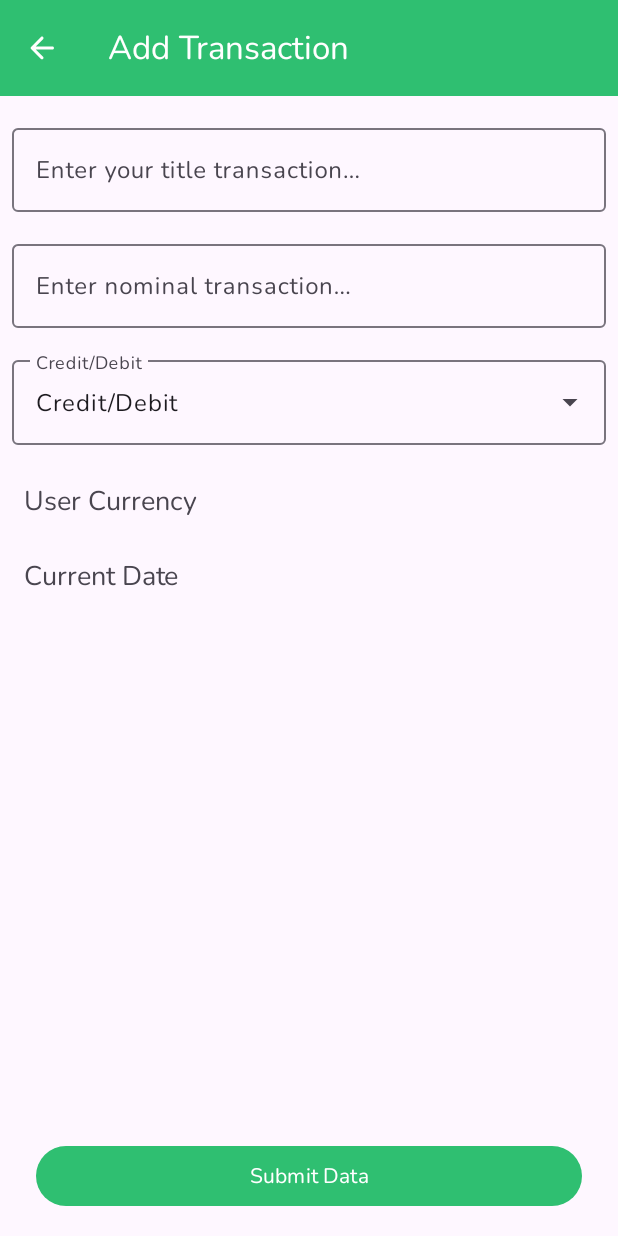
After one commit to bagussubagja/wallet-wizard-app, an Android app: the AddTransactionFragment screen opened through its navigation route, on a phone screen of 412 x 824 dp. The commit adds this screen. Run offline under Robolectric (Android 15) with nearby library versions, the light colour scheme and no system bars.

```diff
--- a/app/src/main/java/com/mantequilla/walletwizardapp/MainActivity.kt
+++ b/app/src/main/java/com/mantequilla/walletwizardapp/MainActivity.kt
@@ -20,4 +20,7 @@ class MainActivity : AppCompatActivity() {
             navController.setGraph(R.navigation.auth_nav)
         }
     }
+    override fun onSupportNavigateUp(): Boolean {
+        return navController.navigateUp() || super.onSupportNavigateUp()
+    }
 }
--- /dev/null
+++ b/app/src/main/java/com/mantequilla/walletwizardapp/fragments/AddTransactionFragment.kt
@@ -0,0 +1,38 @@
+package com.mantequilla.walletwizardapp.fragments
+
+import android.os.Bundle
+import androidx.fragment.app.Fragment
+import android.view.LayoutInflater
+import android.view.View
+import android.view.ViewGroup
+import android.widget.ArrayAdapter
+import androidx.appcompat.app.AppCompatActivity
+import androidx.core.content.ContextCompat
+import com.mantequilla.walletwizardapp.R
+import com.mantequilla.walletwizardapp.databinding.FragmentAddTransactionBinding
+class AddTransactionFragment : Fragment() {
+    private lateinit var binding : FragmentAddTransactionBinding
+    override fun onCreate(savedInstanceState: Bundle?) {
+        super.onCreate(savedInstanceState)
+    }
+    override fun onCreateView(
+        inflater: LayoutInflater, container: ViewGroup?,
+        savedInstanceState: Bundle?
+    ): View {
+        binding = FragmentAddTransactionBinding.inflate(inflater, container, false)
+        binding.materialToolbar.navigationIcon
+        return binding.root
+    }
+
+    override fun onViewCreated(view: View, savedInstanceState: Bundle?) {
+        super.onViewCreated(view, savedInstanceState)
+        (requireActivity() as AppCompatActivity).setSupportActionBar(binding.materialToolbar)
+        binding.materialToolbar.navigationIcon = ContextCompat.getDrawable(requireContext(), R.drawable.round_arrow_back_24)
+        binding.materialToolbar.setNavigationOnClickListener {
+            requireActivity().onBackPressed()
+        }
+        val transactionType = resources.getStringArray(R.array.transactionType)
+        var arrayAdapter = ArrayAdapter(requireContext(), R.layout.item_dropdown_text, transactionType)
+        binding.actvDropdownTransactionType.setAdapter(arrayAdapter)
+    }
+}
--- /dev/null
+++ b/app/src/main/res/drawable/round_arrow_back_24.xml
@@ -0,0 +1,5 @@
+<vector android:autoMirrored="true" android:height="24dp"
+    android:tint="#000000" android:viewportHeight="24"
+    android:viewportWidth="24" android:width="24dp" xmlns:android="http://schemas.android.com/apk/res/android">
+    <path android:fillColor="@android:color/white" android:pathData="M19,11H7.83l4.88,-4.88c0.39,-0.39 0.39,-1.03 0,-1.42 -0.39,-0.39 -1.02,-0.39 -1.41,0l-6.59,6.59c-0.39,0.39 -0.39,1.02 0,1.41l6.59,6.59c0.39,0.39 1.02,0.39 1.41,0 0.39,-0.39 0.39,-1.02 0,-1.41L7.83,13H19c0.55,0 1,-0.45 1,-1s-0.45,-1 -1,-1z"/>
+</vector>
--- /dev/null
+++ b/app/src/main/res/drawable/round_settings_24.xml
@@ -0,0 +1,5 @@
+<vector android:height="24dp" android:tint="#000000"
+    android:viewportHeight="24" android:viewportWidth="24"
+    android:width="24dp" xmlns:android="http://schemas.android.com/apk/res/android">
+    <path android:fillColor="@android:color/white" android:pathData="M19.5,12c0,-0.23 -0.01,-0.45 -0.03,-0.68l1.86,-1.41c0.4,-0.3 0.51,-0.86 0.26,-1.3l-1.87,-3.23c-0.25,-0.44 -0.79,-0.62 -1.25,-0.42l-2.15,0.91c-0.37,-0.26 -0.76,-0.49 -1.17,-0.68l-0.29,-2.31C14.8,2.38 14.37,2 13.87,2h-3.73C9.63,2 9.2,2.38 9.14,2.88L8.85,5.19c-0.41,0.19 -0.8,0.42 -1.17,0.68L5.53,4.96c-0.46,-0.2 -1,-0.02 -1.25,0.42L2.41,8.62c-0.25,0.44 -0.14,0.99 0.26,1.3l1.86,1.41C4.51,11.55 4.5,11.77 4.5,12s0.01,0.45 0.03,0.68l-1.86,1.41c-0.4,0.3 -0.51,0.86 -0.26,1.3l1.87,3.23c0.25,0.44 0.79,0.62 1.25,0.42l2.15,-0.91c0.37,0.26 0.76,0.49 1.17,0.68l0.29,2.31C9.2,21.62 9.63,22 10.13,22h3.73c0.5,0 0.93,-0.38 0.99,-0.88l0.29,-2.31c0.41,-0.19 0.8,-0.42 1.17,-0.68l2.15,0.91c0.46,0.2 1,0.02 1.25,-0.42l1.87,-3.23c0.25,-0.44 0.14,-0.99 -0.26,-1.3l-1.86,-1.41C19.49,12.45 19.5,12.23 19.5,12zM12.04,15.5c-1.93,0 -3.5,-1.57 -3.5,-3.5s1.57,-3.5 3.5,-3.5s3.5,1.57 3.5,3.5S13.97,15.5 12.04,15.5z"/>
+</vector>
--- /dev/null
+++ b/app/src/main/res/layout/fragment_add_transaction.xml
@@ -0,0 +1,134 @@
+<?xml version="1.0" encoding="utf-8"?>
+<androidx.constraintlayout.widget.ConstraintLayout xmlns:android="http://schemas.android.com/apk/res/android"
+    xmlns:app="http://schemas.android.com/apk/res-auto"
+    xmlns:tools="http://schemas.android.com/tools"
+    android:layout_width="match_parent"
+    android:layout_height="match_parent"
+    tools:context=".fragments.AddTransactionFragment">
+
+    <com.google.android.material.appbar.MaterialToolbar
+        android:id="@+id/materialToolbar"
+        app:title="Add Transaction"
+        app:navigationIconTint="@color/white"
+        app:titleTextColor="@color/white"
+        style="@style/Widget.Material3.ActionBar.Solid"
+        android:background="@color/greenPrimary"
+        android:layout_width="match_parent"
+        android:layout_height="wrap_content"
+        app:layout_constraintEnd_toEndOf="parent"
+        app:layout_constraintStart_toStartOf="parent"
+        app:layout_constraintTop_toTopOf="parent" />
+
+    <com.google.android.material.textfield.TextInputLayout
+        android:id="@+id/etTitleLayout"
+        android:layout_width="match_parent"
+        android:layout_height="wrap_content"
+        android:layout_marginTop="@dimen/dimen16dp"
+        android:layout_marginHorizontal="@dimen/dimen8dp"
+        android:hint="@string/title_transaction_hint"
+        app:layout_constraintEnd_toEndOf="parent"
+        app:layout_constraintStart_toStartOf="parent"
+        app:layout_constraintTop_toBottomOf="@+id/materialToolbar">
+
+        <com.google.android.material.textfield.TextInputEditText
+            android:id="@+id/etTitle"
+            android:layout_width="match_parent"
+            android:layout_height="wrap_content" />
+
+    </com.google.android.material.textfield.TextInputLayout>
+
+    <com.google.android.material.textfield.TextInputLayout
+        android:id="@+id/textInputLayout"
+        android:layout_width="match_parent"
+        android:layout_height="wrap_content"
+        android:layout_marginHorizontal="@dimen/dimen8dp"
+        android:layout_marginTop="@dimen/dimen16dp"
+        android:hint="@string/nominal_transaction_hint"
+        app:layout_constraintEnd_toEndOf="parent"
+        app:layout_constraintStart_toStartOf="parent"
+        app:layout_constraintTop_toBottomOf="@+id/etTitleLayout">
+
+        <com.google.android.material.textfield.TextInputEditText
+            android:id="@+id/etNominal"
+            android:layout_width="match_parent"
+            android:layout_height="wrap_content" />
+
+    </com.google.android.material.textfield.TextInputLayout>
+
+    <com.google.android.material.textfield.TextInputLayout
+        android:id="@+id/textInputLayout2"
+        style="@style/Widget.Material3.TextInputLayout.OutlinedBox.ExposedDropdownMenu"
+        android:layout_width="match_parent"
+        android:layout_height="wrap_content"
+        android:layout_marginHorizontal="@dimen/dimen8dp"
+        android:layout_marginTop="@dimen/dimen16dp"
+        android:hint="@string/credit_debit_hint"
+        app:layout_constraintEnd_toEndOf="parent"
+        app:layout_constraintStart_toStartOf="parent"
+        app:layout_constraintTop_toBottomOf="@+id/textInputLayout">
+
+        <AutoCompleteTextView
+            android:id="@+id/actv_dropdownTransactionType"
+            android:layout_width="match_parent"
+            android:layout_height="wrap_content"
+            android:inputType="none"
+            android:text="Credit/Debit" />
+
+
+    </com.google.android.material.textfield.TextInputLayout>
+
+    <TextView
+        android:id="@+id/textView2"
+        android:layout_width="wrap_content"
+        android:layout_height="wrap_content"
+        android:layout_marginHorizontal="@dimen/dimen16dp"
+        android:layout_marginVertical="@dimen/dimen24dp"
+        android:text="User Currency"
+        android:textSize="@dimen/dimen18sp"
+        app:layout_constraintStart_toStartOf="parent"
+        app:layout_constraintTop_toBottomOf="@+id/textInputLayout2" />
+
+    <TextView
+        android:layout_width="wrap_content"
+        android:layout_height="wrap_content"
+        android:textSize="@dimen/dimen18sp"
+        android:textStyle="bold"
+        android:layout_marginHorizontal="@dimen/dimen16dp"
+        app:layout_constraintBottom_toBottomOf="@+id/textView2"
+        app:layout_constraintEnd_toEndOf="parent"
+        app:layout_constraintTop_toTopOf="@+id/textView2"
+        tools:text="Rupiah" />
+
+    <TextView
+        android:id="@+id/textView3"
+        android:layout_width="wrap_content"
+        android:layout_height="wrap_content"
+        android:layout_marginHorizontal="@dimen/dimen16dp"
+        android:layout_marginVertical="@dimen/dimen24dp"
+        android:text="Current Date"
+        android:textSize="@dimen/dimen18sp"
+        app:layout_constraintStart_toStartOf="parent"
+        app:layout_constraintTop_toBottomOf="@+id/textView2" />
+
+    <TextView
+        android:layout_width="wrap_content"
+        android:layout_height="wrap_content"
+        android:textSize="@dimen/dimen18sp"
+        android:textStyle="bold"
+        android:layout_marginHorizontal="@dimen/dimen16dp"
+        app:layout_constraintBottom_toBottomOf="@+id/textView3"
+        app:layout_constraintEnd_toEndOf="parent"
+        app:layout_constraintTop_toTopOf="@+id/textView3"
+        tools:text="01/05/2023" />
+
+    <Button
+        android:layout_width="match_parent"
+        android:layout_height="wrap_content"
+        android:layout_marginHorizontal="@dimen/dimen24dp"
+        android:layout_marginVertical="@dimen/dimen16dp"
+        android:text="Submit Data"
+        app:layout_constraintBottom_toBottomOf="parent"
+        app:layout_constraintEnd_toEndOf="parent"
+        app:layout_constraintStart_toStartOf="parent" />
+
+</androidx.constraintlayout.widget.ConstraintLayout>
--- a/app/src/main/res/navigation/app_nav.xml
+++ b/app/src/main/res/navigation/app_nav.xml
@@ -9,5 +9,30 @@
         android:id="@+id/homeFragment"
         android:name="com.mantequilla.walletwizardapp.fragments.HomeFragment"
         android:label="fragment_home"
-        tools:layout="@layout/fragment_home" />
+        tools:layout="@layout/fragment_home" >
+        <action
+            android:id="@+id/action_homeFragment_to_addTransactionActivity"
+            app:destination="@id/addTransactionActivity" />
+        <action
+            android:id="@+id/action_homeFragment_to_settingFragment"
+            app:destination="@id/settingFragment" />
+        <action
+            android:id="@+id/action_homeFragment_to_recentTransactionFragment"
+            app:destination="@id/recentTransactionFragment" />
+    </fragment>
+    <fragment
+        android:id="@+id/addTransactionActivity"
+        android:name="com.mantequilla.walletwizardapp.fragments.AddTransactionFragment"
+        android:label="fragment_add_transaction_activity"
+        tools:layout="@layout/fragment_add_transaction" />
+    <fragment
+        android:id="@+id/settingFragment"
+        android:name="com.mantequilla.walletwizardapp.fragments.SettingFragment"
+        android:label="fragment_setting"
+        tools:layout="@layout/fragment_setting" />
+    <fragment
+        android:id="@+id/recentTransactionFragment"
+        android:name="com.mantequilla.walletwizardapp.fragments.RecentTransactionFragment"
+        android:label="fragment_recent_transaction"
+        tools:layout="@layout/fragment_recent_transaction" />
 </navigation>
--- a/app/src/main/res/values-night/strings.xml
+++ b/app/src/main/res/values-night/strings.xml
@@ -2,4 +2,8 @@
 <resources>
     <string name="login_text">Login</string>
     <string name="app_desc_with_appname">Wallet Wizard - Stay in Control, Let Wallet Wizard Monitor Your Finances!</string>
+    <string name="nominal_transaction_hint">Enter nominal transaction...</string>
+    <string name="setting_button">Setting Button</string>
+    <string name="user_dummy">User Dummy.</string>
+    <string name="hello">Hello,</string>
 </resources>
--- a/app/src/main/res/values/strings.xml
+++ b/app/src/main/res/values/strings.xml
@@ -15,4 +15,19 @@
     <string name="current_balance_title">Your Balance :</string>
     <string name="cd_dl">dottedLineSection</string>
     <string name="add_balance_icon">Add Balance Icon</string>
+    <string name="title_transaction_hint">Enter your title transaction...</string>
+    <string name="nominal_transaction_hint">Enter nominal transaction...</string>
+    <string name="credit_debit_hint">Credit/Debit</string>
+    <string name="setting_button">Setting Button</string>
+    <string name="user_dummy">User Dummy.</string>
+    <string name="hello">Hello,</string>
+    <string name="income_title">Income :</string>
+    <string name="outcome_title">Outcome :</string>
+    <string name="recent_activity">Recent Activity</string>
+    <string name="see_more">See More</string>
+    <string name="fabutton">FAButton</string>
+    <string-array name="transactionType">
+        <item>Credit</item>
+        <item>Debit</item>
+    </string-array>
 </resources>
```
Also changed, not shown: app/src/main/java/com/mantequilla/walletwizardapp/fragments/HomeFragment.kt (+10 -1 lines), app/src/main/java/com/mantequilla/walletwizardapp/fragments/RecentTransactionFragment.kt (added, +39 -0 lines), app/src/main/java/com/mantequilla/walletwizardapp/fragments/SettingFragment.kt (added, +37 -0 lines), app/src/main/res/layout/fragment_home.xml (+17 -14 lines), app/src/main/res/layout/fragment_recent_transaction.xml (added, +21 -0 lines), app/src/main/res/layout/fragment_setting.xml (added, +22 -0 lines), app/src/main/res/layout/item_dropdown_text.xml (added, +9 -0 lines).
